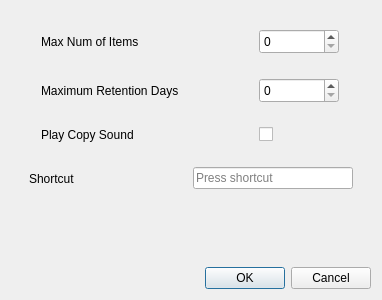
Qt form widget/MPasteSettingsWidget.ui (SeptemberHX/MPaste) before a commit.
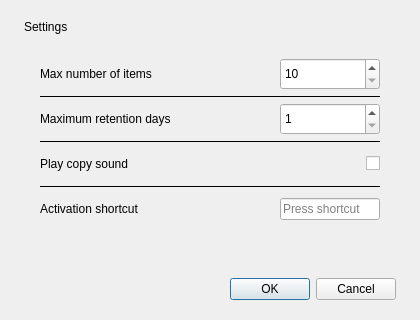
The same form after that commit.

Commit message: Redesign settings UI and add gradient border to both windows

Patch:
```diff
--- a/widget/MPasteSettingsWidget.ui
+++ b/widget/MPasteSettingsWidget.ui
@@ -6,170 +6,138 @@
    <rect>
     <x>0</x>
     <y>0</y>
-    <width>382</width>
-    <height>300</height>
+    <width>420</width>
+    <height>320</height>
    </rect>
   </property>
+  <property name="minimumSize">
+   <size>
+    <width>420</width>
+    <height>320</height>
+   </size>
+  </property>
+  <property name="maximumSize">
+   <size>
+    <width>420</width>
+    <height>320</height>
+   </size>
+  </property>
   <property name="windowTitle">
    <string>MPaste Settings</string>
   </property>
-  <layout class="QVBoxLayout" name="verticalLayout">
+  <layout class="QVBoxLayout" name="mainLayout">
+   <property name="leftMargin"><number>24</number></property>
+   <property name="topMargin"><number>20</number></property>
+   <property name="rightMargin"><number>24</number></property>
+   <property name="bottomMargin"><number>20</number></property>
+   <property name="spacing"><number>16</number></property>
    <item>
-    <widget class="QWidget" name="widget" native="true">
-     <layout class="QVBoxLayout" name="verticalLayout_2">
-      <item>
-       <widget class="QWidget" name="widget_2" native="true">
-        <layout class="QHBoxLayout" name="horizontalLayout">
-         <item>
-          <widget class="QLabel" name="label">
-           <property name="maximumSize">
-            <size>
-             <width>200</width>
-             <height>16777215</height>
-            </size>
-           </property>
-           <property name="text">
-            <string>Max Num of Items</string>
-           </property>
-          </widget>
-         </item>
-         <item>
-          <widget class="QSpinBox" name="numSpinBox">
-           <property name="minimumSize">
-            <size>
-             <width>80</width>
-             <height>25</height>
-            </size>
-           </property>
-           <property name="maximumSize">
-            <size>
-             <width>80</width>
-             <height>16777215</height>
-            </size>
-           </property>
-          </widget>
-         </item>
-        </layout>
+    <widget class="QLabel" name="titleLabel">
+     <property name="text"><string>Settings</string></property>
+    </widget>
+   </item>
+   <item>
+    <widget class="QFrame" name="generalCard">
+     <layout class="QGridLayout" name="cardGrid">
+      <property name="leftMargin"><number>16</number></property>
+      <property name="topMargin"><number>2</number></property>
+      <property name="rightMargin"><number>16</number></property>
+      <property name="bottomMargin"><number>2</number></property>
+      <property name="horizontalSpacing"><number>12</number></property>
+      <property name="verticalSpacing"><number>0</number></property>
+
+      <!-- Row 0: Max items -->
+      <item row="0" column="0">
+       <widget class="QLabel" name="label">
+        <property name="text"><string>Max number of items</string></property>
+        <property name="minimumSize"><size><width>0</width><height>44</height></size></property>
        </widget>
       </item>
-      <item>
-       <widget class="QWidget" name="widget_3" native="true">
-        <layout class="QHBoxLayout" name="horizontalLayout_2">
-         <item>
-          <widget class="QLabel" name="label_2">
-           <property name="maximumSize">
-            <size>
-             <width>200</width>
-             <height>16777215</height>
-            </size>
-           </property>
-           <property name="text">
-            <string>Maximum Retention Days</string>
-           </property>
-          </widget>
-         </item>
-         <item>
-          <widget class="QSpinBox" name="daySpinBox">
-           <property name="minimumSize">
-            <size>
-             <width>50</width>
-             <height>25</height>
-            </size>
-           </property>
-           <property name="maximumSize">
-            <size>
-             <width>80</width>
-             <height>16777215</height>
-            </size>
-           </property>
-          </widget>
-         </item>
-        </layout>
+      <item row="0" column="1" alignment="Qt::AlignRight|Qt::AlignVCenter">
+       <widget class="QSpinBox" name="numSpinBox">
+        <property name="minimumSize"><size><width>100</width><height>32</height></size></property>
+        <property name="maximumSize"><size><width>100</width><height>32</height></size></property>
+        <property name="minimum"><number>10</number></property>
+        <property name="maximum"><number>9999</number></property>
        </widget>
       </item>
-      <item>
-       <widget class="QWidget" name="widget_4" native="true">
-        <layout class="QHBoxLayout" name="horizontalLayout_3">
-         <item>
-          <widget class="QLabel" name="label_3">
-           <property name="maximumSize">
-            <size>
-             <width>200</width>
-             <height>16777215</height>
-            </size>
-           </property>
-           <property name="text">
-            <string>Play Copy Sound</string>
-           </property>
-          </widget>
-         </item>
-         <item>
-          <widget class="QCheckBox" name="playSoundCheckBox">
-           <property name="maximumSize">
-            <size>
-             <width>80</width>
-             <height>16777215</height>
-            </size>
-           </property>
-           <property name="text">
-            <string/>
-           </property>
-          </widget>
-         </item>
-        </layout>
+
+      <!-- Row 1: sep -->
+      <item row="1" column="0" colspan="2">
+       <widget class="QFrame" name="sep1">
+        <property name="maximumSize"><size><width>16777215</width><height>1</height></size></property>
+        <property name="frameShape"><enum>QFrame::Shape::HLine</enum></property>
        </widget>
       </item>
-      <item>
-       <widget class="QWidget" name="widget_5" native="true">
-        <layout class="QHBoxLayout" name="horizontalLayout_4">
-         <item>
-          <widget class="QLabel" name="label_4">
-           <property name="maximumSize">
-            <size>
-             <width>200</width>
-             <height>16777215</height>
-            </size>
-           </property>
-           <property name="text">
-            <string>Shortcut</string>
-           </property>
-          </widget>
-         </item>
-         <item>
-          <widget class="QKeySequenceEdit" name="shortcutEdit">
-           <property name="minimumSize">
-            <size>
-             <width>160</width>
-             <height>25</height>
-            </size>
-           </property>
-           <property name="maximumSize">
-            <size>
-             <width>160</width>
-             <height>16777215</height>
-            </size>
-           </property>
-          </widget>
-         </item>
-        </layout>
+
+      <!-- Row 2: Retention days -->
+      <item row="2" column="0">
+       <widget class="QLabel" name="label_2">
+        <property name="text"><string>Maximum retention days</string></property>
+        <property name="minimumSize"><size><width>0</width><height>44</height></size></property>
        </widget>
       </item>
-      <item>
-       <spacer name="verticalSpacer">
-        <property name="orientation">
-         <enum>Qt::Orientation::Vertical</enum>
-        </property>
-        <property name="sizeHint" stdset="0">
-         <size>
-          <width>20</width>
-          <height>40</height>
-         </size>
-        </property>
-       </spacer>
+      <item row="2" column="1" alignment="Qt::AlignRight|Qt::AlignVCenter">
+       <widget class="QSpinBox" name="daySpinBox">
+        <property name="minimumSize"><size><width>100</width><height>32</height></size></property>
+        <property name="maximumSize"><size><width>100</width><height>32</height></size></property>
+        <property name="minimum"><number>1</number></property>
+        <property name="maximum"><number>9999</number></property>
+       </widget>
       </item>
+
+      <!-- Row 3: sep -->
+      <item row="3" column="0" colspan="2">
+       <widget class="QFrame" name="sep2">
+        <property name="maximumSize"><size><width>16777215</width><height>1</height></size></property>
+        <property name="frameShape"><enum>QFrame::Shape::HLine</enum></property>
+       </widget>
+      </item>
+
+      <!-- Row 4: Play sound -->
+      <item row="4" column="0">
+       <widget class="QLabel" name="label_3">
+        <property name="text"><string>Play copy sound</string></property>
+        <property name="minimumSize"><size><width>0</width><height>44</height></size></property>
+       </widget>
+      </item>
+      <item row="4" column="1" alignment="Qt::AlignRight|Qt::AlignVCenter">
+       <widget class="QCheckBox" name="playSoundCheckBox">
+        <property name="text"><string/></property>
+       </widget>
+      </item>
+
+      <!-- Row 5: sep -->
+      <item row="5" column="0" colspan="2">
+       <widget class="QFrame" name="sep3">
+        <property name="maximumSize"><size><width>16777215</width><height>1</height></size></property>
+        <property name="frameShape"><enum>QFrame::Shape::HLine</enum></property>
+       </widget>
+      </item>
+
+      <!-- Row 6: Shortcut -->
+      <item row="6" column="0">
+       <widget class="QLabel" name="label_4">
+        <property name="text"><string>Activation shortcut</string></property>
+        <property name="minimumSize"><size><width>0</width><height>44</height></size></property>
+       </widget>
+      </item>
+      <item row="6" column="1" alignment="Qt::AlignRight|Qt::AlignVCenter">
+       <widget class="QKeySequenceEdit" name="shortcutEdit">
+        <property name="minimumSize"><size><width>100</width><height>32</height></size></property>
+        <property name="maximumSize"><size><width>100</width><height>32</height></size></property>
+       </widget>
+      </item>
+
      </layout>
     </widget>
    </item>
+   <item>
+    <spacer name="verticalSpacer">
+     <property name="orientation"><enum>Qt::Orientation::Vertical</enum></property>
+     <property name="sizeHint" stdset="0"><size><width>20</width><height>0</height></size></property>
+    </spacer>
+   </item>
    <item>
     <widget class="QDialogButtonBox" name="buttonBox">
      <property name="orientation">
```
Left out of the diff: 30 changed lines with no effect on the pictures. The commit also changes 12 other files.
